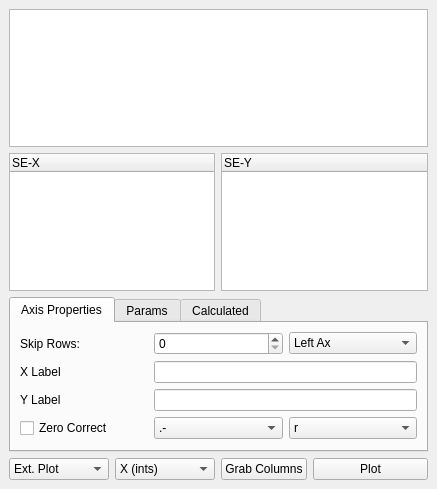
Old version of the form src/Ui_Files/DockWidgets/dw_SE.ui in the repository austinmcano/GeorgeGroupGui.
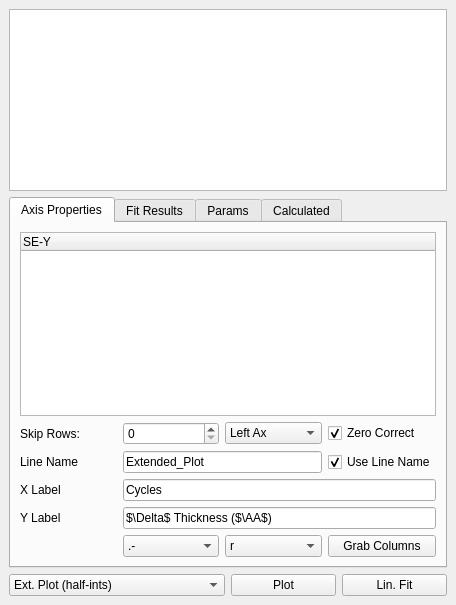
New version of the form.

Patch:
```diff
--- a/src/Ui_Files/DockWidgets/dw_SE.ui
+++ b/src/Ui_Files/DockWidgets/dw_SE.ui
@@ -6,8 +6,8 @@
    <rect>
     <x>0</x>
     <y>0</y>
-    <width>437</width>
-    <height>489</height>
+    <width>456</width>
+    <height>605</height>
    </rect>
   </property>
   <property name="windowTitle">
@@ -15,25 +15,47 @@
   </property>
   <widget class="QWidget" name="dockWidgetContents">
    <layout class="QGridLayout" name="gridLayout">
-    <item row="3" column="4">
-     <widget class="QPushButton" name="fill_cols_pb">
-      <property name="text">
-       <string>Grab Columns</string>
-      </property>
-     </widget>
-    </item>
-    <item row="0" column="2" colspan="5">
+    <item row="0" column="2" colspan="4">
      <widget class="QTreeView" name="SE_treeView"/>
     </item>
-    <item row="3" column="5" colspan="2">
+    <item row="3" column="2" colspan="2">
+     <widget class="QComboBox" name="plot_type_cb">
+      <item>
+       <property name="text">
+        <string>Ext. Plot (half-ints)</string>
+       </property>
+      </item>
+      <item>
+       <property name="text">
+        <string>Ext. Plot (ints)</string>
+       </property>
+      </item>
+      <item>
+       <property name="text">
+        <string>X vs Y</string>
+       </property>
+      </item>
+     </widget>
+    </item>
+    <item row="3" column="5">
+     <widget class="QPushButton" name="lin_fit_pb">
+      <property name="text">
+       <string>Lin. Fit</string>
+      </property>
+     </widget>
+    </item>
+    <item row="3" column="4">
      <widget class="QPushButton" name="plot_pb">
       <property name="text">
        <string>Plot</string>
       </property>
      </widget>
     </item>
-    <item row="2" column="2" colspan="5">
+    <item row="2" column="2" colspan="4">
      <widget class="QTabWidget" name="tabWidget">
+      <property name="tabShape">
+       <enum>QTabWidget::Rounded</enum>
+      </property>
       <property name="currentIndex">
        <number>0</number>
       </property>
@@ -42,52 +64,31 @@
         <string>Axis Properties</string>
        </attribute>
        <layout class="QGridLayout" name="gridLayout_3">
-        <item row="1" column="0">
+        <item row="3" column="0">
          <widget class="QLabel" name="label_8">
           <property name="text">
            <string>X Label</string>
           </property>
          </widget>
         </item>
-        <item row="0" column="0">
+        <item row="2" column="3">
+         <widget class="QCheckBox" name="line_name_checkbox">
+          <property name="text">
+           <string>Use Line Name</string>
+          </property>
+          <property name="checked">
+           <bool>true</bool>
+          </property>
+         </widget>
+        </item>
+        <item row="1" column="0">
          <widget class="QLabel" name="label_7">
           <property name="text">
            <string>Skip Rows: </string>
           </property>
          </widget>
         </item>
-        <item row="2" column="0">
-         <widget class="QLabel" name="label_9">
-          <property name="text">
-           <string>Y Label</string>
-          </property>
-         </widget>
-        </item>
-        <item row="0" column="1">
-         <widget class="QSpinBox" name="skip_rows_sb"/>
-        </item>
-        <item row="0" column="2">
-         <widget class="QComboBox" name="ax_cb">
-          <item>
-           <property name="text">
-            <string>Left Ax</string>
-           </property>
-          </item>
-          <item>
-           <property name="text">
-            <string>Right Ax</string>
-           </property>
-          </item>
-         </widget>
-        </item>
-        <item row="3" column="0">
-         <widget class="QCheckBox" name="zero_correct_checkb">
-          <property name="text">
-           <string>Zero Correct</string>
-          </property>
-         </widget>
-        </item>
-        <item row="3" column="1">
+        <item row="5" column="1">
          <widget class="QComboBox" name="linetype_cb">
           <item>
            <property name="text">
@@ -121,7 +122,7 @@
           </item>
          </widget>
         </item>
-        <item row="3" column="2">
+        <item row="5" column="2">
          <widget class="QComboBox" name="comboBox">
           <item>
            <property name="text">
@@ -145,11 +146,96 @@
           </item>
          </widget>
         </item>
-        <item row="1" column="1" colspan="2">
-         <widget class="QLineEdit" name="xlabel_le"/>
-        </item>
         <item row="2" column="1" colspan="2">
-         <widget class="QLineEdit" name="ylabel_le"/>
+         <widget class="QLineEdit" name="line_name_le">
+          <property name="text">
+           <string>Extended_Plot</string>
+          </property>
+         </widget>
+        </item>
+        <item row="5" column="3">
+         <widget class="QPushButton" name="fill_cols_pb">
+          <property name="text">
+           <string>Grab Columns</string>
+          </property>
+         </widget>
+        </item>
+        <item row="4" column="1" colspan="3">
+         <widget class="QLineEdit" name="ylabel_le">
+          <property name="text">
+           <string>$\Delta$ Thickness ($\AA$)</string>
+          </property>
+         </widget>
+        </item>
+        <item row="2" column="0">
+         <widget class="QLabel" name="label_10">
+          <property name="text">
+           <string>Line Name</string>
+          </property>
+         </widget>
+        </item>
+        <item row="1" column="2">
+         <widget class="QComboBox" name="ax_cb">
+          <item>
+           <property name="text">
+            <string>Left Ax</string>
+           </property>
+          </item>
+          <item>
+           <property name="text">
+            <string>Right Ax</string>
+           </property>
+          </item>
+         </widget>
+        </item>
+        <item row="3" column="1" colspan="3">
+         <widget class="QLineEdit" name="xlabel_le">
+          <property name="text">
+           <string>Cycles</string>
+          </property>
+         </widget>
+        </item>
+        <item row="1" column="1">
+         <widget class="QSpinBox" name="skip_rows_sb"/>
+        </item>
+        <item row="1" column="3">
+         <widget class="QCheckBox" name="zero_correct_checkb">
+          <property name="text">
+           <string>Zero Correct</string>
+          </property>
+          <property name="checked">
+           <bool>true</bool>
+          </property>
+         </widget>
+        </item>
+        <item row="4" column="0">
+         <widget class="QLabel" name="label_9">
+          <property name="text">
+           <string>Y Label</string>
+          </property>
+         </widget>
+        </item>
+        <item row="0" column="0" colspan="4">
+         <widget class="QTreeWidget" name="SEY_tw">
+          <property name="selectionMode">
+           <enum>QAbstractItemView::SingleSelection</enum>
+          </property>
+          <column>
+           <property name="text">
+            <string>SE-Y</string>
+           </property>
+          </column>
+         </widget>
+        </item>
+       </layout>
+      </widget>
+      <widget class="QWidget" name="tab_2">
+       <attribute name="title">
+        <string>Fit Results</string>
+       </attribute>
+       <layout class="QGridLayout" name="gridLayout_5">
+        <item row="0" column="0">
+         <widget class="QTextEdit" name="fit_results_TE"/>
         </item>
        </layout>
       </widget>
@@ -193,6 +279,36 @@
           </property>
          </widget>
         </item>
+        <item row="0" column="0" colspan="2">
+         <widget class="QTreeWidget" name="SEX_tw">
+          <column>
+           <property name="text">
+            <string>SE-X</string>
+           </property>
+          </column>
+         </widget>
+        </item>
+        <item row="1" column="0">
+         <widget class="QLabel" name="label_4">
+          <property name="text">
+           <string>Use Cols:</string>
+          </property>
+         </widget>
+        </item>
+        <item row="1" column="1">
+         <widget class="QLineEdit" name="lineEdit_2">
+          <property name="text">
+           <string>0</string>
+          </property>
+         </widget>
+        </item>
+        <item row="2" column="1">
+         <widget class="QLineEdit" name="lineEdit">
+          <property name="text">
+           <string>0</string>
+          </property>
+         </widget>
+        </item>
        </layout>
       </widget>
       <widget class="QWidget" name="tab">
@@ -246,60 +362,6 @@
       </widget>
      </widget>
     </item>
-    <item row="3" column="2">
-     <widget class="QComboBox" name="plot_type_cb">
-      <item>
-       <property name="text">
-        <string>Ext. Plot</string>
-       </property>
-      </item>
-      <item>
-       <property name="text">
-        <string>Linear Fit</string>
-       </property>
-      </item>
-      <item>
-       <property name="text">
-        <string>X vs Y</string>
-       </property>
-      </item>
-     </widget>
-    </item>
-    <item row="3" column="3">
-     <widget class="QComboBox" name="x_list_cb">
-      <item>
-       <property name="text">
-        <string>X (ints)</string>
-       </property>
-      </item>
-      <item>
-       <property name="text">
-        <string>X (half-ints)</string>
-       </property>
-      </item>
-     </widget>
-    </item>
-    <item row="1" column="4" colspan="3">
-     <widget class="QTreeWidget" name="SEY_tw">
-      <property name="selectionMode">
-       <enum>QAbstractItemView::SingleSelection</enum>
-      </property>
-      <column>
-       <property name="text">
-        <string>SE-Y</string>
-       </property>
-      </column>
-     </widget>
-    </item>
-    <item row="1" column="2" colspan="2">
-     <widget class="QTreeWidget" name="SEX_tw">
-      <column>
-       <property name="text">
-        <string>SE-X</string>
-       </property>
-      </column>
-     </widget>
-    </item>
    </layout>
   </widget>
  </widget>
```
Left out of the diff: 64 changed lines with no effect on the pictures.
